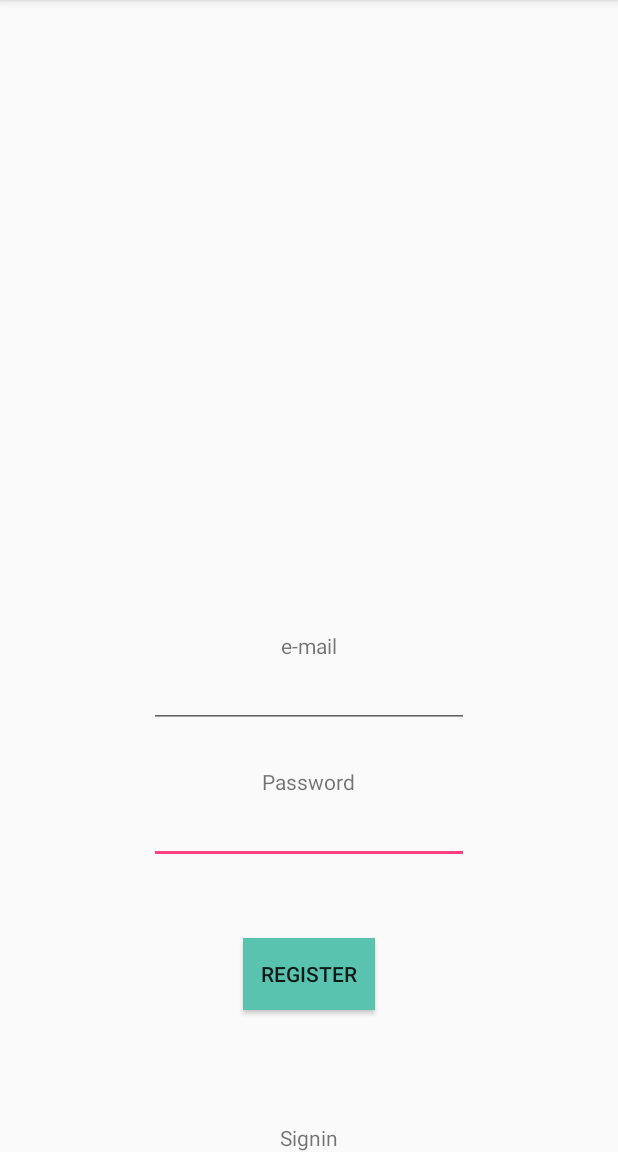
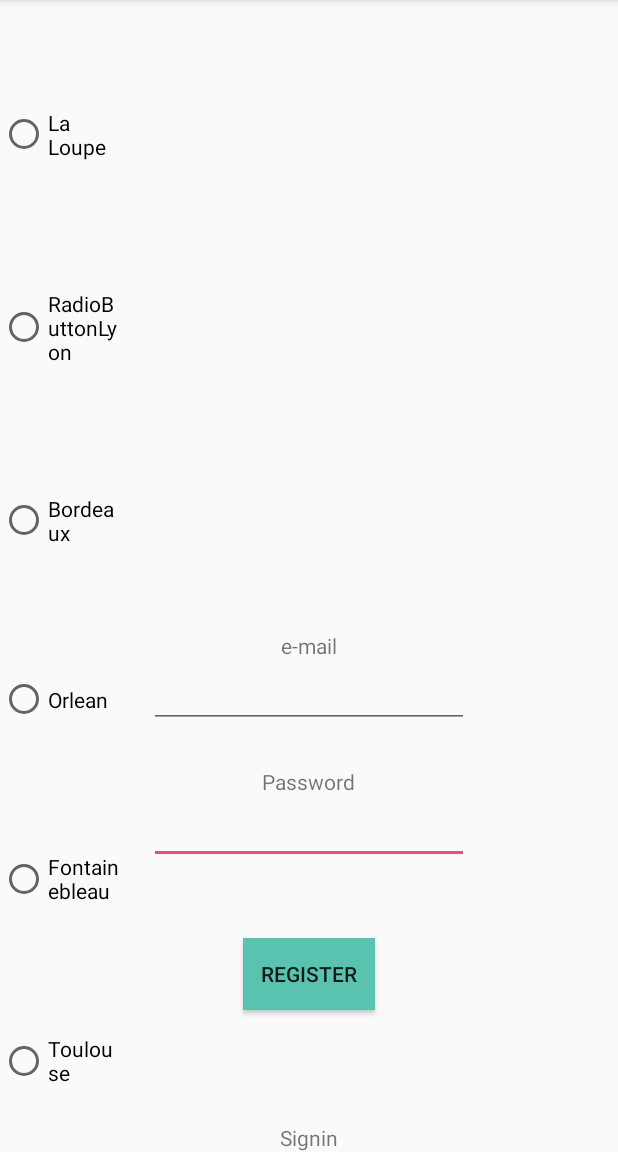
Before and after one commit to matmatmat777/Wild-Buzz, an Android app: the CreateAccount screen opened directly, with no data from a screen before it, on a phone screen of 412 x 824 dp, the part 84-1236 px from its top. Run offline under Robolectric (Android 15) with nearby library versions, the phone set to English and light mode, and no system bars; our stand-ins replace Firebase (no records; nobody signed in at launch, a user with empty details on screens opened directly).

Commit message:
radio bouttons dans create

```diff
--- a/app/src/main/java/com/example/apprenti/wildbuzz/CreateAccount.java
+++ b/app/src/main/java/com/example/apprenti/wildbuzz/CreateAccount.java
@@ -19,18 +19,28 @@ import com.google.android.gms.tasks.OnCompleteListener;
 import com.google.android.gms.tasks.Task;
 import com.google.firebase.auth.AuthResult;
 import com.google.firebase.auth.FirebaseAuth;
+import com.google.firebase.auth.FirebaseUser;
+import com.google.firebase.auth.UserProfileChangeRequest;
 
 import static android.R.attr.checked;
 import static com.example.apprenti.wildbuzz.R.id.textViewSignin;
 
-public class CreateAccount extends AppCompatActivity implements View.OnClickListener{
+public class CreateAccount extends AppCompatActivity implements View.OnClickListener, RadioGroup.OnCheckedChangeListener{
     private EditText inputEmail;
     private EditText inputPassword;
     private Button btnSignUp;
     private FirebaseAuth auth;
     private ProgressDialog progressDialog;
     private TextView textViewSignIn;
+    private RadioGroup radioGroup;
+    private RadioButton radioButtonToulouse;
+    private RadioButton radioButtonLaLoupe;
+    private RadioButton radioButtonOrlean;
+    private RadioButton radioButtonFontainebleau;
+    private RadioButton radioButtonLyon;
+    private RadioButton radioButtonBordeaux;
 
+    private String displayName;
     @Override
     protected void onCreate(Bundle savedInstanceState) {
         super.onCreate(savedInstanceState);
@@ -46,6 +56,9 @@ public class CreateAccount extends AppCompatActivity implements View.OnClickList
         inputPassword = (EditText) findViewById(R.id.editTextPasswordUser);
         textViewSignIn = (TextView) findViewById(textViewSignin);
 
+        radioGroup= (RadioGroup) findViewById(R.id.radioGroup);
+        radioGroup.setOnCheckedChangeListener(this);
+
         //progress dialog
 
         progressDialog = new ProgressDialog(this);
@@ -55,12 +68,37 @@ public class CreateAccount extends AppCompatActivity implements View.OnClickList
         textViewSignIn.setOnClickListener(this);
 
     }
+    public void onCheckedChanged(RadioGroup group, int checkedId){
+        int id = radioGroup.getCheckedRadioButtonId();
+        switch (id){
+            case R.id.radioButtonToulouse:
+                displayName = "Toulouse";
+                break;
+            case R.id.radioButtonLaLoupe:
+                displayName= "La Loupe";
+                break;
+            case R.id.radioButtonBordeaux:
+                displayName = "Bordeaux";
+                break;
+            case R.id.radioButtonFontainebleau:
+                displayName= "Fontainebleau";
+                break;
+            case R.id.radioButtonLyon:
+                displayName = "Lyon";
+                break;
+            case R.id.radioButtonOrlean:
+                displayName = "Orléan";
+                break;
+
+        }
+    }
 
 
     //On récupère les mots de passes etemails des edittexts
     private void registerUser() {
         String email = inputEmail.getText().toString().trim();
         String password = inputPassword.getText().toString().trim();
+        //String ecole = radioGroup.toString().getCheckedRadioButtonId();
 
         //emails et mots de passes sont renseignes
         if (TextUtils.isEmpty(email)) {
@@ -72,6 +110,7 @@ public class CreateAccount extends AppCompatActivity implements View.OnClickList
             Toast.makeText(this, "Renseigne ton mot de passe", Toast.LENGTH_LONG).show();
             return;
         }
+
 
 
         progressDialog.setMessage("Inscription en cours...");
@@ -86,6 +125,18 @@ public class CreateAccount extends AppCompatActivity implements View.OnClickList
                         progressDialog.dismiss();
                         //si la tâche est ok
                         if (task.isSuccessful()) {
+                            FirebaseUser user = auth.getCurrentUser();
+                            UserProfileChangeRequest profilUpdate = new UserProfileChangeRequest.Builder()
+                                    .setDisplayName(displayName)
+                                    .build();
+                            user.updateProfile(profilUpdate).addOnCompleteListener(new OnCompleteListener<Void>() {
+                                @Override
+                                public void onComplete(@NonNull Task<Void> task) {
+                                    finish();
+                                    startActivity(new Intent(CreateAccount.this, Profile.class));
+                                }
+                            });
+
                             //l'activity sign up démarre
                             finish();
                             startActivity(new Intent(CreateAccount.this, Profile.class));
--- a/app/src/main/res/layout/activity_create_account.xml
+++ b/app/src/main/res/layout/activity_create_account.xml
@@ -58,4 +58,58 @@
         android:layout_height="wrap_content"
         android:layout_alignParentBottom="true"
         android:layout_centerHorizontal="true" />
+
+    <RadioGroup
+        android:id="@+id/radioGroup"
+        android:layout_width="match_parent"
+        android:layout_height="match_parent"
+        android:layout_alignParentTop="true"
+        android:layout_marginEnd="18dp"
+        android:layout_marginRight="18dp"
+        android:layout_marginTop="29dp"
+        android:layout_toLeftOf="@+id/editTextEmailUser"
+        android:layout_toStartOf="@+id/editTextEmailUser">
+
+        <RadioButton
+            android:id="@+id/radioButtonLaLoupe"
+            android:layout_width="wrap_content"
+            android:layout_height="wrap_content"
+            android:layout_weight="1"
+            android:text="La Loupe" />
+
+        <RadioButton
+            android:id="@+id/radioButtonLyon"
+            android:layout_width="wrap_content"
+            android:layout_height="wrap_content"
+            android:layout_weight="1"
+            android:text="RadioButtonLyon" />
+
+        <RadioButton
+            android:id="@+id/radioButtonBordeaux"
+            android:layout_width="wrap_content"
+            android:layout_height="wrap_content"
+            android:layout_weight="1"
+            android:text="Bordeaux" />
+
+        <RadioButton
+            android:id="@+id/radioButtonOrlean"
+            android:layout_width="wrap_content"
+            android:layout_height="wrap_content"
+            android:layout_weight="1"
+            android:text="Orlean" />
+
+        <RadioButton
+            android:id="@+id/radioButtonFontainebleau"
+            android:layout_width="wrap_content"
+            android:layout_height="wrap_content"
+            android:layout_weight="1"
+            android:text="Fontainebleau" />
+
+        <RadioButton
+            android:id="@+id/radioButtonToulouse"
+            android:layout_width="wrap_content"
+            android:layout_height="wrap_content"
+            android:layout_weight="1"
+            android:text="Toulouse" />
+    </RadioGroup>
 </RelativeLayout>
```
Also changed, not shown: app/src/main/java/com/example/apprenti/wildbuzz/ChallengeBSecondePage.java (+18 -6 lines).
